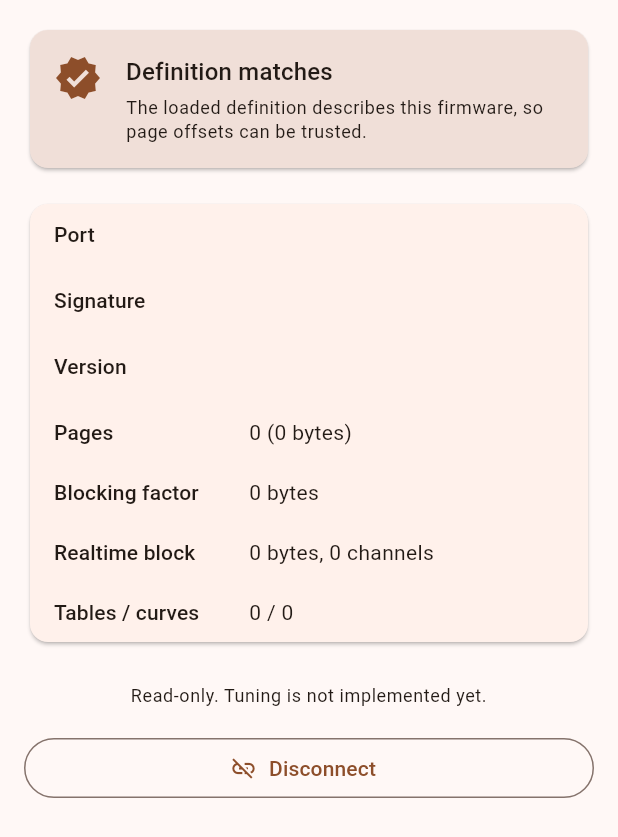
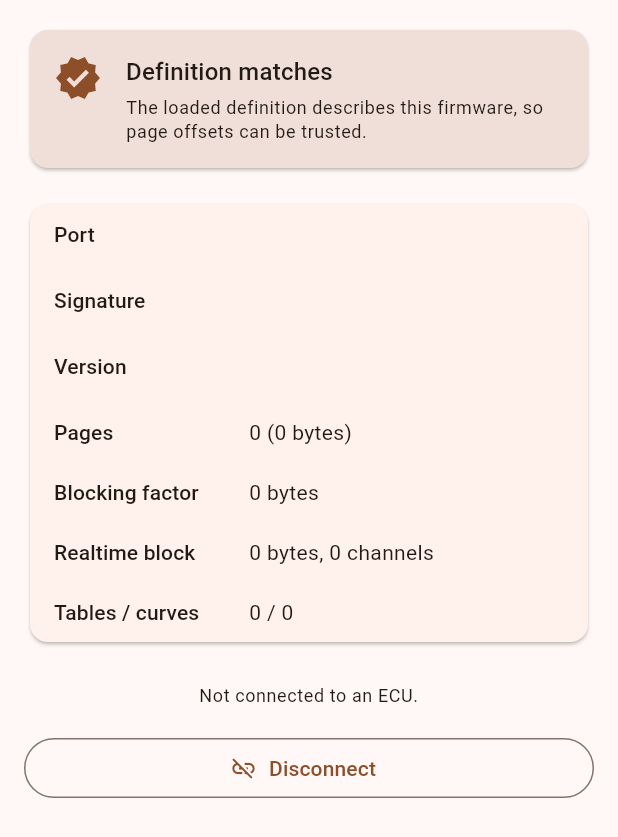
Before and after one commit to N1kO23/FoxTune, a Flutter app: the _ConnectedView widget shown alone on an empty page, opened directly with empty values, on a phone screen of 412 x 824 dp. Shown: the top 837 px of the screen. Run offline on Flutter 3.47's test engine with Material 3 defaults, Android fonts, the phone set to English and light mode, and no system bars; our stand-ins replace file_picker, flutter_riverpod; missing offline and left inert: flutter_libserialport, usb_serial.

Commit message:
chore: update connection and dashboard screens to reflect write permissions and improve status messaging
Signed-off-by: Niko Huuskonen <niko.huuskonen.00@gmail.com>

```diff
--- a/app/foxtune_app/lib/src/connection/connect_screen.dart
+++ b/app/foxtune_app/lib/src/connection/connect_screen.dart
@@ -4,14 +4,16 @@ import 'package:foxtune_transport/foxtune_transport.dart';
 
 import '../dashboard/dashboard_screen.dart';
 import '../tune/table_editor_screen.dart';
+import '../tune/tune_controller.dart';
 import 'connection_controller.dart';
 import 'connection_state.dart';
 
-/// The connect-and-identify screen.
+/// The app shell: pick a port, connect, then hand off to the dashboard and
+/// table editor.
 ///
-/// This is deliberately read-only: it proves the whole stack end to end -
-/// transport, envelope, CRC, handshake, definition matching - without offering
-/// any way to change the tune.
+/// Connecting alone changes nothing on the ECU. Editing requires a signature
+/// match and an explicit write-mode opt-in, and nothing is committed until a
+/// burn - see [WritePermission].
 class ConnectScreen extends ConsumerWidget {
   const ConnectScreen({super.key});
 
@@ -201,10 +203,20 @@ class _ConnectedView extends ConsumerWidget {
           ),
         ),
         const SizedBox(height: 24),
-        Text(
-          'Read-only. Tuning is not implemented yet.',
-          style: theme.textTheme.bodySmall,
-          textAlign: TextAlign.center,
+        Builder(
+          builder: (context) {
+            final permission = ref.watch(writePermissionProvider);
+            return Text(
+              permission.allowed
+                  ? 'Write mode is on. Changes are verified against the '
+                        "ECU's own CRC before anything is burned."
+                  // Be specific: a signature mismatch reads very differently
+                  // from write mode simply being off.
+                  : permission.reason ?? 'Read-only.',
+              style: theme.textTheme.bodySmall,
+              textAlign: TextAlign.center,
+            );
+          },
         ),
         const SizedBox(height: 16),
         OutlinedButton.icon(
--- a/app/foxtune_app/lib/src/connection/connection_state.dart
+++ b/app/foxtune_app/lib/src/connection/connection_state.dart
@@ -49,12 +49,12 @@ class EcuConnected extends EcuConnectionState {
 
   final IniDocument? definition;
 
-  /// Whether writing to this ECU may be permitted.
+  /// Whether the loaded definition is confirmed to describe this ECU.
   ///
-  /// Only a confirmed signature match qualifies. Everything else - a mismatch,
-  /// or no definition at all - means the page layout in hand may not describe
-  /// the ECU on the wire.
-  bool get writesPermitted => signatureStatus == SignatureStatus.matched;
+  /// A precondition for writing, but not the whole of it: write mode must also
+  /// be switched on deliberately. Use `writePermissionProvider` for the real
+  /// answer - this getter only says the page layout can be trusted.
+  bool get definitionMatches => signatureStatus == SignatureStatus.matched;
 }
 
 class EcuConnectionFailed extends EcuConnectionState {
--- a/app/foxtune_app/lib/src/dashboard/dashboard_screen.dart
+++ b/app/foxtune_app/lib/src/dashboard/dashboard_screen.dart
@@ -5,6 +5,7 @@ import 'package:foxtune_protocol/foxtune_protocol.dart';
 import '../connection/connection_controller.dart';
 import '../connection/connection_state.dart';
 import '../logging/record_button.dart';
+import '../tune/tune_controller.dart';
 import 'dashboard_controller.dart';
 import 'gauge_status.dart';
 import 'meter_gauge.dart';
@@ -130,7 +131,7 @@ class _StatusBar extends ConsumerWidget {
                 ),
               ),
             const RecordButton(),
-            if (!connection.writesPermitted)
+            if (!ref.watch(writePermissionProvider).allowed)
               Row(
                 mainAxisSize: MainAxisSize.min,
                 children: [
```
Also changed, not shown: 2 other files.
